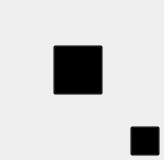
Above: VideoPlayer/mainwidget/CusLabelItem.ui from huizhang556/pc-video-player before the change. Below: the same form after it.
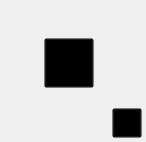
That is the form after the change. Icons and pictures are not drawn.

The edit to the form file:
```diff
--- a/VideoPlayer/mainwidget/CusLabelItem.ui
+++ b/VideoPlayer/mainwidget/CusLabelItem.ui
@@ -6,18 +6,15 @@
    <rect>
     <x>0</x>
     <y>0</y>
-    <width>164</width>
-    <height>160</height>
+    <width>146</width>
+    <height>142</height>
    </rect>
   </property>
   <property name="windowTitle">
    <string>Form</string>
   </property>
   <property name="styleSheet">
-   <string notr="true">#CusLabelItem
-{
-border-radius:10px;
-}</string>
+   <string notr="true"/>
   </property>
   <layout class="QVBoxLayout" name="verticalLayout_3">
    <property name="spacing">
@@ -50,12 +47,13 @@
          <property name="minimumSize">
           <size>
            <width>40</width>
-           <height>20</height>
+           <height>25</height>
           </size>
          </property>
          <property name="styleSheet">
           <string notr="true">#pushButton_hot
 {
+margin-top: 5px;
 background-color: transparent;
 /*border-image: url(:/images/home/songlist_hot.png);*/
 border: none;
```
